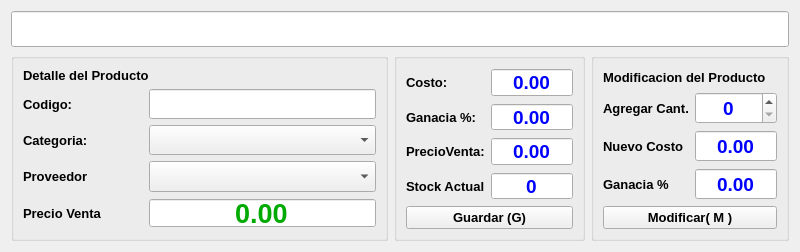
Qt form ui/productos.ui (OesteDEV/TPV) before a commit.
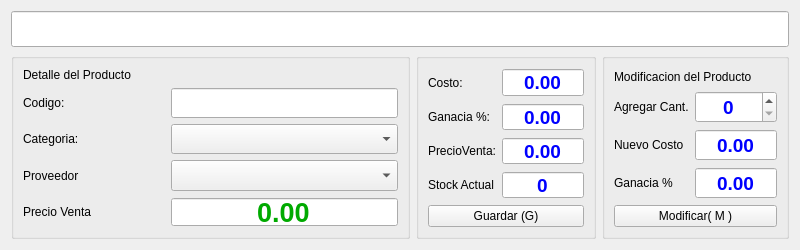
The same form after that commit. Icons and pictures are not drawn.

```diff
--- a/ui/productos.ui
+++ b/ui/productos.ui
@@ -7,7 +7,7 @@
     <x>0</x>
     <y>0</y>
     <width>800</width>
-    <height>252</height>
+    <height>250</height>
    </rect>
   </property>
   <property name="minimumSize">
@@ -108,14 +108,6 @@
           </disabled>
          </palette>
         </property>
-        <property name="font">
-         <font>
-          <family>Arial</family>
-          <pointsize>10</pointsize>
-          <weight>75</weight>
-          <bold>true</bold>
-         </font>
-        </property>
         <property name="text">
          <string>Categoria:</string>
         </property>
@@ -251,14 +243,6 @@
           </disabled>
          </palette>
         </property>
-        <property name="font">
-         <font>
-          <family>Arial</family>
-          <pointsize>10</pointsize>
-          <weight>75</weight>
-          <bold>true</bold>
-         </font>
-        </property>
         <property name="text">
          <string>Proveedor</string>
         </property>
@@ -336,14 +320,6 @@
           </disabled>
          </palette>
         </property>
-        <property name="font">
-         <font>
-          <family>Arial</family>
-          <pointsize>10</pointsize>
-          <weight>75</weight>
-          <bold>true</bold>
-         </font>
-        </property>
         <property name="text">
          <string>Codigo:</string>
         </property>
@@ -595,14 +571,6 @@
           </disabled>
          </palette>
         </property>
-        <property name="font">
-         <font>
-          <family>Arial</family>
-          <pointsize>10</pointsize>
-          <weight>75</weight>
-          <bold>true</bold>
-         </font>
-        </property>
         <property name="text">
          <string>Precio Venta</string>
         </property>
@@ -680,14 +648,6 @@
           </disabled>
          </palette>
         </property>
-        <property name="font">
-         <font>
-          <family>Arial</family>
-          <pointsize>10</pointsize>
-          <weight>75</weight>
-          <bold>true</bold>
-         </font>
-        </property>
         <property name="text">
          <string>Detalle del Producto</string>
         </property>
@@ -774,14 +734,6 @@
           </disabled>
          </palette>
         </property>
-        <property name="font">
-         <font>
-          <family>Arial</family>
-          <pointsize>10</pointsize>
-          <weight>75</weight>
-          <bold>true</bold>
-         </font>
-        </property>
         <property name="text">
          <string>Costo:</string>
         </property>
@@ -859,14 +811,6 @@
           </disabled>
          </palette>
         </property>
-        <property name="font">
-         <font>
-          <family>Arial</family>
-          <pointsize>10</pointsize>
-          <weight>75</weight>
-          <bold>true</bold>
-         </font>
-        </property>
         <property name="text">
          <string>PrecioVenta:</string>
         </property>
@@ -1008,14 +952,6 @@
           </disabled>
          </palette>
         </property>
-        <property name="font">
-         <font>
-          <family>Arial</family>
-          <pointsize>10</pointsize>
-          <weight>75</weight>
-          <bold>true</bold>
-         </font>
-        </property>
         <property name="text">
          <string>Ganacia %:</string>
         </property>
@@ -1267,14 +1203,6 @@
           </disabled>
          </palette>
         </property>
-        <property name="font">
-         <font>
-          <family>Arial</family>
-          <pointsize>10</pointsize>
-          <weight>75</weight>
-          <bold>true</bold>
-         </font>
-        </property>
         <property name="text">
          <string>Stock Actual</string>
         </property>
@@ -1288,14 +1216,6 @@
           <verstretch>0</verstretch>
          </sizepolicy>
         </property>
-        <property name="font">
-         <font>
-          <family>Arial</family>
-          <pointsize>10</pointsize>
-          <weight>75</weight>
-          <bold>true</bold>
-         </font>
-        </property>
         <property name="text">
          <string>Guardar (G)</string>
         </property>
@@ -1392,14 +1312,6 @@
           </disabled>
          </palette>
         </property>
-        <property name="font">
-         <font>
-          <family>Arial</family>
-          <pointsize>10</pointsize>
-          <weight>75</weight>
-          <bold>true</bold>
-         </font>
-        </property>
         <property name="text">
          <string>Agregar Cant.</string>
         </property>
@@ -1477,14 +1389,6 @@
           </disabled>
          </palette>
         </property>
-        <property name="font">
-         <font>
-          <family>Arial</family>
-          <pointsize>10</pointsize>
-          <weight>75</weight>
-          <bold>true</bold>
-         </font>
-        </property>
         <property name="text">
          <string>Ganacia %</string>
         </property>
@@ -1562,14 +1466,6 @@
           </disabled>
          </palette>
         </property>
-        <property name="font">
-         <font>
-          <family>Arial</family>
-          <pointsize>10</pointsize>
-          <weight>75</weight>
-          <bold>true</bold>
-         </font>
-        </property>
         <property name="text">
          <string>Modificacion del Producto</string>
         </property>
@@ -1647,14 +1543,6 @@
           </disabled>
          </palette>
         </property>
-        <property name="font">
-         <font>
-          <family>Arial</family>
-          <pointsize>10</pointsize>
-          <weight>75</weight>
-          <bold>true</bold>
-         </font>
-        </property>
         <property name="text">
          <string>Nuevo Costo</string>
         </property>
@@ -1848,14 +1736,6 @@
           <verstretch>0</verstretch>
          </sizepolicy>
         </property>
-        <property name="font">
-         <font>
-          <family>Arial</family>
-          <pointsize>10</pointsize>
-          <weight>75</weight>
-          <bold>true</bold>
-         </font>
-        </property>
         <property name="text">
          <string>Modificar( M )</string>
         </property>
```
